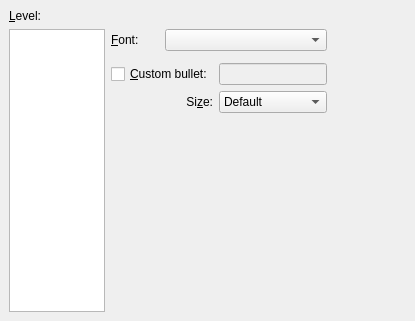
Before: the Qt Designer form src/frontends/qt/ui/BulletsUi.ui in cburschka/lyx, drawn with Qt 5.
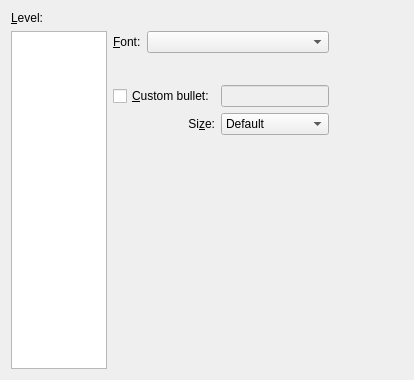
After: the same form once the commit is applied.

Commit message:
Use SVG icons in itemize bullet selector
This scales much better than the current png solution, is HiDPI- and
darkmode-ready

```diff
--- a/src/frontends/qt/ui/BulletsUi.ui
+++ b/src/frontends/qt/ui/BulletsUi.ui
@@ -1,36 +1,40 @@
 <ui version="4.0" >
  <class>BulletsUi</class>
- <widget class="QWidget" name="BulletsUi" >
-  <property name="geometry" >
+ <widget class="QWidget" name="BulletsUi">
+  <property name="geometry">
    <rect>
     <x>0</x>
     <y>0</y>
-    <width>415</width>
-    <height>321</height>
+    <width>414</width>
+    <height>380</height>
    </rect>
   </property>
-  <layout class="QGridLayout" >
-   <property name="margin" >
-    <number>9</number>
-   </property>
-   <property name="spacing" >
-    <number>6</number>
-   </property>
-   <item row="1" column="2" colspan="2" >
-    <widget class="QComboBox" name="bulletpaneCO" >
-     <property name="sizePolicy" >
-      <sizepolicy>
-       <hsizetype>7</hsizetype>
-       <vsizetype>0</vsizetype>
-       <horstretch>0</horstretch>
-       <verstretch>0</verstretch>
-      </sizepolicy>
+  <layout class="QGridLayout" name="gridLayout_2">
+   <item row="0" column="0">
+    <widget class="QLabel" name="label">
+     <property name="text">
+      <string>&amp;Level:</string>
+     </property>
+     <property name="buddy">
+      <cstring>levelLW</cstring>
+     </property>
+    </widget>
+   </item>
+   <item row="1" column="0" rowspan="4">
+    <widget class="QListWidget" name="levelLW">
+     <property name="maximumSize">
+      <size>
+       <width>96</width>
+       <height>16777215</height>
+      </size>
      </property>
     </widget>
    </item>
-   <item row="1" column="1" >
-    <widget class="QLabel" name="label_2" >
-     <property name="text" >
+   <item row="1" column="1">
+    <layout class="QHBoxLayout" name="horizontalLayout_2">
+     <item>
+      <widget class="QLabel" name="label_2">
+       <property name="text">
       <string>&amp;Font:</string>
      </property>
      <property name="buddy" >
@@ -38,9 +42,77 @@
      </property>
     </widget>
    </item>
-   <item row="4" column="1" colspan="2" >
-    <widget class="QLabel" name="sizeL" >
-     <property name="text" >
+     <item>
+      <widget class="QComboBox" name="bulletpaneCO">
+       <property name="sizePolicy">
+        <sizepolicy hsizetype="Expanding" vsizetype="Fixed">
+         <horstretch>0</horstretch>
+         <verstretch>0</verstretch>
+        </sizepolicy>
+       </property>
+      </widget>
+     </item>
+    </layout>
+   </item>
+   <item row="1" column="2" rowspan="4">
+    <spacer>
+     <property name="orientation">
+      <enum>Qt::Horizontal</enum>
+     </property>
+     <property name="sizeHint" stdset="0">
+      <size>
+       <width>16</width>
+       <height>271</height>
+      </size>
+     </property>
+    </spacer>
+   </item>
+   <item row="2" column="1">
+    <layout class="QHBoxLayout" name="horizontalLayout">
+     <item>
+      <spacer name="horizontalSpacer">
+       <property name="orientation">
+        <enum>Qt::Horizontal</enum>
+       </property>
+       <property name="sizeHint" stdset="0">
+        <size>
+         <width>40</width>
+         <height>20</height>
+        </size>
+       </property>
+      </spacer>
+     </item>
+     <item>
+      <widget class="QStackedWidget" name="bulletpaneSW">
+       <property name="sizePolicy">
+        <sizepolicy hsizetype="Fixed" vsizetype="Fixed">
+         <horstretch>0</horstretch>
+         <verstretch>0</verstretch>
+        </sizepolicy>
+       </property>
+      </widget>
+     </item>
+    </layout>
+   </item>
+   <item row="3" column="1">
+    <layout class="QGridLayout" name="gridLayout">
+     <item row="0" column="0">
+      <widget class="QCheckBox" name="customCB">
+       <property name="text">
+        <string>&amp;Custom bullet:</string>
+       </property>
+      </widget>
+     </item>
+     <item row="0" column="1">
+      <widget class="QLineEdit" name="customLE">
+       <property name="enabled">
+        <bool>false</bool>
+       </property>
+      </widget>
+     </item>
+     <item row="1" column="0">
+      <widget class="QLabel" name="sizeL">
+       <property name="text">
       <string>Si&amp;ze:</string>
      </property>
      <property name="alignment" >
@@ -51,12 +123,10 @@
      </property>
     </widget>
    </item>
-   <item row="4" column="3" >
-    <widget class="QComboBox" name="bulletsizeCO" >
-     <property name="sizePolicy" >
-      <sizepolicy>
-       <hsizetype>7</hsizetype>
-       <vsizetype>0</vsizetype>
+     <item row="1" column="1">
+      <widget class="QComboBox" name="bulletsizeCO">
+       <property name="sizePolicy">
+        <sizepolicy hsizetype="Expanding" vsizetype="Fixed">
        <horstretch>0</horstretch>
        <verstretch>0</verstretch>
       </sizepolicy>
@@ -118,12 +188,14 @@
      </item>
     </widget>
    </item>
-   <item row="5" column="3" >
+    </layout>
+   </item>
+   <item row="4" column="1">
     <spacer>
-     <property name="orientation" >
+     <property name="orientation">
       <enum>Qt::Vertical</enum>
      </property>
-     <property name="sizeHint" >
+     <property name="sizeHint" stdset="0">
       <size>
        <width>20</width>
        <height>40</height>
@@ -131,65 +203,6 @@
      </property>
     </spacer>
    </item>
-   <item row="3" column="3" >
-    <widget class="QLineEdit" name="customLE" >
-     <property name="enabled" >
-      <bool>false</bool>
-     </property>
-    </widget>
-   </item>
-   <item row="3" column="1" colspan="2" >
-    <widget class="QCheckBox" name="customCB" >
-     <property name="text" >
-      <string>&amp;Custom bullet:</string>
-     </property>
-    </widget>
-   </item>
-   <item rowspan="5" row="1" column="0" >
-    <widget class="QListWidget" name="levelLW" >
-     <property name="maximumSize" >
-      <size>
-       <width>96</width>
-       <height>16777215</height>
-      </size>
-     </property>
-    </widget>
-   </item>
-   <item rowspan="5" row="1" column="4" >
-    <spacer>
-     <property name="orientation" >
-      <enum>Qt::Horizontal</enum>
-     </property>
-     <property name="sizeHint" >
-      <size>
-       <width>16</width>
-       <height>271</height>
-      </size>
-     </property>
-    </spacer>
-   </item>
-   <item row="0" column="0" >
-    <widget class="QLabel" name="label" >
-     <property name="text" >
-      <string>&amp;Level:</string>
-     </property>
-     <property name="buddy" >
-      <cstring>levelLW</cstring>
-     </property>
-    </widget>
-   </item>
-   <item row="2" column="1" colspan="3" >
-    <widget class="QStackedWidget" name="bulletpaneSW" >
-     <property name="sizePolicy" >
-      <sizepolicy>
-       <hsizetype>0</hsizetype>
-       <vsizetype>0</vsizetype>
-       <horstretch>0</horstretch>
-       <verstretch>0</verstretch>
-      </sizepolicy>
-     </property>
-    </widget>
-   </item>
   </layout>
  </widget>
  <tabstops>
```
Left out of the diff: 49 changed lines with no effect on the pictures. Lines whose indentation alone changed are shown as unchanged. The commit also changes 192 other files.
